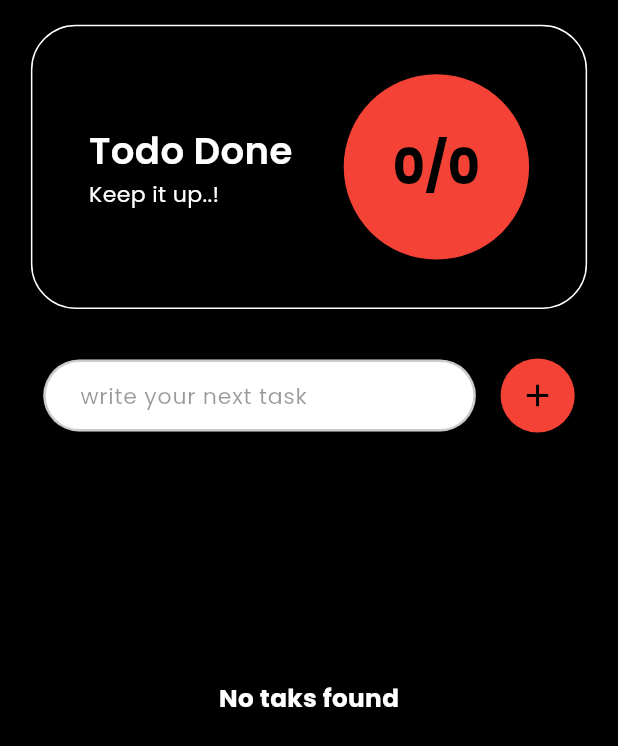
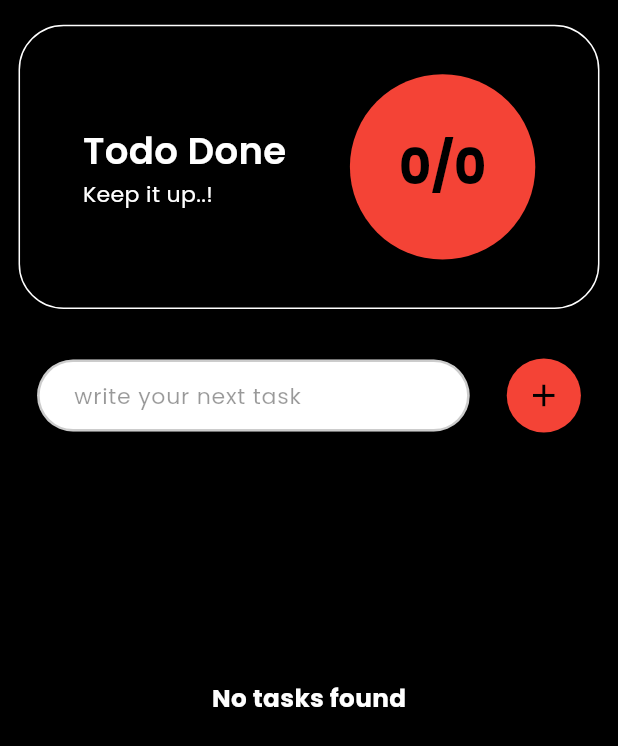
Before and after one commit to RajatKhoware/Todo_app, a Flutter app: the screen it shows after launch, after a tap on the "add" icon, on a phone screen of 412 x 824 dp. Shown: the top 746 px of the screen. Run offline on Flutter 3.47's test engine with Material 2 defaults, Android fonts, the phone set to English and light mode, and no system bars; our stand-ins replace google_fonts.

Commit message:
Refactoring done

```diff
--- a/lib/controllers/notifiers/todo_provider.dart
+++ b/lib/controllers/notifiers/todo_provider.dart
@@ -1,6 +1,5 @@
+import '../models/todo.dart';
 import 'package:flutter/cupertino.dart';
-
-import '../models/todo.dart';
 
 class TodoNotifier extends ChangeNotifier {
   final TextEditingController _controller = TextEditingController();
@@ -9,14 +8,16 @@ class TodoNotifier extends ChangeNotifier {
   List<Todo> get tasksList => _tasks;
   TextEditingController get controller => _controller;
 
-  // Add Task
+  /// Adds a new task to the beginning of the tasks list.
+  /// The task is created using the text from the controller.
+  /// The controller is then cleared, and listeners are notified.
   void addTask() {
-    if (controller.text.isNotEmpty) {
-      tasksList.insert(
+    if (_controller.text.isNotEmpty) {
+      _tasks.insert(
         0,
         Todo(
-          id: tasksList.length,
-          title: controller.text,
+          id: _tasks.length,
+          title: _controller.text,
           isCompleted: false,
         ),
       );
@@ -25,16 +26,19 @@ class TodoNotifier extends ChangeNotifier {
     }
   }
 
-  // Dlt Task
+  /// Deletes a task at the specified index from the tasks list.
+  /// Listeners are notified after the task is removed.
   void deleteTask(int index) {
-    tasksList.removeAt(index);
+    _tasks.removeAt(index);
     notifyListeners();
   }
 
-  // Mark as Completed
+  /// Toggles the completion status of a task with the given id.
+  /// If the id is valid, the isCompleted flag of the corresponding task is toggled.
+  /// Listeners are notified after the task is updated.
   void markAsComplete(int id) {
-    if (id >= 0 && id < tasksList.length) {
-      tasksList[id].isCompleted = !tasksList[id].isCompleted;
+    if (id >= 0 && id < _tasks.length) {
+      _tasks[id].isCompleted = !_tasks[id].isCompleted;
       notifyListeners();
     }
   }
--- a/lib/main.dart
+++ b/lib/main.dart
@@ -12,7 +12,7 @@ class MyApp extends StatelessWidget {
   @override
   Widget build(BuildContext context) {
     return MaterialApp(
-      title: 'Flutter Demo',
+      title: 'Todo',
       theme: ThemeData(
         colorScheme: ColorScheme.fromSeed(seedColor: Colors.deepPurple),
         useMaterial3: true,
--- a/lib/view/screens/home_screen.dart
+++ b/lib/view/screens/home_screen.dart
@@ -1,5 +1,6 @@
 import 'package:flutter/material.dart';
 import 'package:provider/provider.dart';
+import 'package:to_do_app/controllers/models/todo.dart';
 import 'package:to_do_app/controllers/notifiers/todo_provider.dart';
 import 'package:to_do_app/res/mytext.dart';
 
@@ -7,32 +8,51 @@ import '../widgets/todo_header.dart';
 import '../widgets/todo_task.dart';
 import '../widgets/todo_textfield.dart';
 
+/// This code defines the HomeScreen class, which is a StatelessWidget representing the home screen of an app.
+/// It displays a header, a text field for adding tasks, and a list of tasks.
+/// The tasks are managed by a TodoNotifier, which is obtained using the context.
+/// If there are no tasks, a message is displayed indicating that no tasks are found.
+/// Otherwise, the tasks are displayed in a ListView using the Task widget.
+
 class HomeScreen extends StatelessWidget {
+  static const headerWidget = Header();
+  static const textFieldWidget = TodoTextField();
   const HomeScreen({super.key});
 
   @override
   Widget build(BuildContext context) {
-    final height = MediaQuery.of(context).size.height;
-    final width = MediaQuery.of(context).size.width;
-    final notifier = context.watch<TodoNotifier>();
-    final tasks = notifier.tasksList;
+    // Get the size of the screen
+    final mediaQuery = MediaQuery.of(context);
+    final double height = mediaQuery.size.height;
+    final double width = mediaQuery.size.width;
+
+    // Get the list of tasks from the provider
+    final TodoNotifier notifier = context.watch<TodoNotifier>();
+    final List<Todo> tasks = notifier.tasksList;
+
+    // Check if there are any tasks
+    final bool isTasksEmpty = tasks.isEmpty;
+
     return Scaffold(
       backgroundColor: Colors.black,
       body: SafeArea(
         child: Padding(
           padding: EdgeInsets.symmetric(
             vertical: height * 0.02,
-            horizontal: width * 0.05,
+            horizontal: width * 0.03,
           ),
           child: Column(
             crossAxisAlignment: CrossAxisAlignment.start,
             children: [
-              const Header(),
+              // Display the header
+              headerWidget,
               SizedBox(height: height * 0.04),
+
+              // Display the text field and add button
               Row(
                 mainAxisAlignment: MainAxisAlignment.spaceAround,
                 children: [
-                  const TodoTextField(),
+                  textFieldWidget,
                   InkWell(
                     onTap: () => notifier.addTask(),
                     child: CircleAvatar(
@@ -47,13 +67,13 @@ class HomeScreen extends StatelessWidget {
                   )
                 ],
               ),
-              tasks.isEmpty
-                  ? SizedBox(height: height * 0.2)
-                  : SizedBox(height: height * 0.02),
-              tasks.isEmpty
+              SizedBox(height: isTasksEmpty ? height * 0.2 : height * 0.02),
+
+              // Display the list of tasks or a message if there are no tasks
+              isTasksEmpty
                   ? Center(
                       child: MyTextPoppines(
-                        text: "No taks found",
+                        text: "No tasks found",
                         fontSize: width * 0.04,
                         fontWeight: FontWeight.bold,
                       ),
--- a/lib/view/widgets/todo_header.dart
+++ b/lib/view/widgets/todo_header.dart
@@ -7,8 +7,9 @@ class Header extends StatelessWidget {
 
   @override
   Widget build(BuildContext context) {
-    final height = MediaQuery.of(context).size.height;
-    final width = MediaQuery.of(context).size.width;
+     final mediaQuery = MediaQuery.of(context);
+    final double height = mediaQuery.size.height;
+    final double width = mediaQuery.size.width;
     final notifier = context.watch<TodoNotifier>();
     final task = notifier.tasksList;
     final completedTask = task.where((task) => task.isCompleted).length;
--- a/lib/view/widgets/todo_task.dart
+++ b/lib/view/widgets/todo_task.dart
@@ -3,7 +3,6 @@ import 'package:flutter/material.dart';
 import 'package:provider/provider.dart';
 import 'package:to_do_app/controllers/notifiers/todo_provider.dart';
 import 'package:to_do_app/res/mytext.dart';
-
 
 class Task extends StatelessWidget {
   final int index;
@@ -12,8 +11,9 @@ class Task extends StatelessWidget {
 
   @override
   Widget build(BuildContext context) {
-    final height = MediaQuery.sizeOf(context).height;
-    final width = MediaQuery.sizeOf(context).width;
+    final mediaQuery = MediaQuery.of(context);
+    final double height = mediaQuery.size.height;
+    final double width = mediaQuery.size.width;
     final notifier = context.watch<TodoNotifier>();
     final task = notifier.tasksList[index];
 
@@ -23,7 +23,7 @@ class Task extends StatelessWidget {
       ),
       padding: EdgeInsets.symmetric(
         vertical: height * 0.015,
-        horizontal: width * 0.05,
+        horizontal: width * 0.02,
       ),
       width: width,
       decoration: BoxDecoration(
@@ -33,6 +33,7 @@ class Task extends StatelessWidget {
       ),
       child: Row(
         children: [
+          SizedBox(width: width * 0.02),
           InkWell(
             onTap: () => notifier.markAsComplete(index),
             child: Container(
@@ -49,7 +50,7 @@ class Task extends StatelessWidget {
           ),
           SizedBox(width: width * 0.02),
           SizedBox(
-            width: width * 0.6,
+            width: width * 0.7,
             child: MyTextPoppines(
               text: task.title,
               fontSize: width * 0.06,
@@ -58,7 +59,7 @@ class Task extends StatelessWidget {
               textdecoration: task.isCompleted,
             ),
           ),
-          SizedBox(width: width * 0.05),
+          SizedBox(width: width * 0.02),
           InkWell(
             onTap: () => notifier.deleteTask(index),
             child: Icon(
--- a/lib/view/widgets/todo_textfield.dart
+++ b/lib/view/widgets/todo_textfield.dart
@@ -1,3 +1,11 @@
+// This is a Flutter code for a text field used in a to-do app.
+// The code imports necessary packages and controllers for the app.
+// It creates a stateless widget called TodoTextField that displays a text field for users to input tasks.
+// The text field is styled using Google Fonts and decorated with borders and padding.
+// It also includes a hint text and an onSubmitted function to add tasks.
+// The widget is wrapped in a container with specific width and decoration.
+// The TodoTextField is used within the app to allow users to write their next task.
+
 import 'package:flutter/material.dart';
 import 'package:google_fonts/google_fonts.dart';
 import 'package:provider/provider.dart';
@@ -8,9 +16,11 @@ class TodoTextField extends StatelessWidget {
 
   @override
   Widget build(BuildContext context) {
-    final height = MediaQuery.of(context).size.height;
-    final width = MediaQuery.of(context).size.width;
+    final mediaQuery = MediaQuery.of(context);
+    final double height = mediaQuery.size.height;
+    final double width = mediaQuery.size.width;
     final notifier = context.watch<TodoNotifier>();
+
     return Container(
       width: width * 0.7,
       decoration: BoxDecoration(
```
